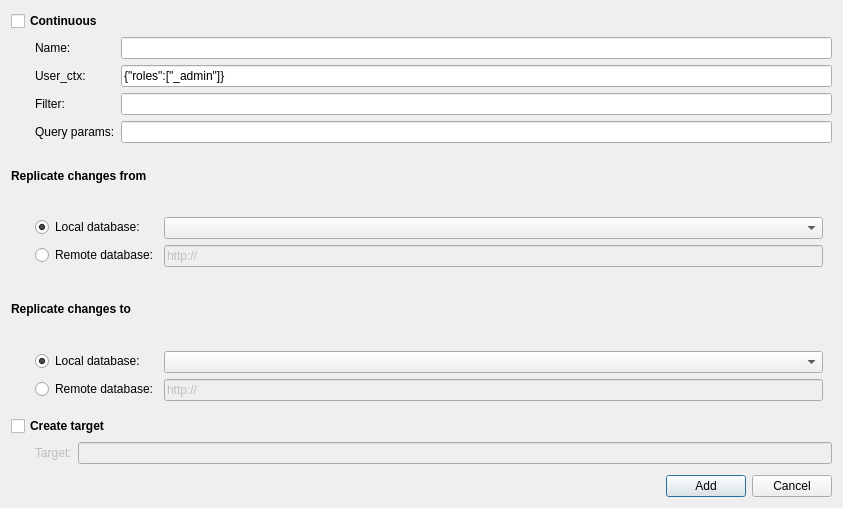
First picture: the form in couchman/forms/ReplicationWindow.ui, repository kolyanu4/couchman, before the edit.
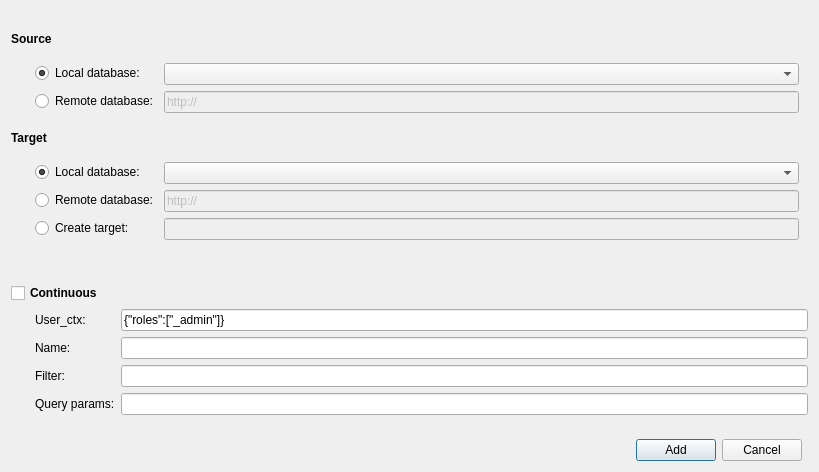
Second picture: the form after the edit.

Commit message: issue #53. Fixed window view. Remove autoselect for db in create window.

Patch:
```diff
--- a/couchman/forms/ReplicationWindow.ui
+++ b/couchman/forms/ReplicationWindow.ui
@@ -6,14 +6,20 @@
    <rect>
     <x>0</x>
     <y>0</y>
-    <width>843</width>
-    <height>508</height>
+    <width>819</width>
+    <height>472</height>
    </rect>
   </property>
+  <property name="sizePolicy">
+   <sizepolicy hsizetype="Maximum" vsizetype="Maximum">
+    <horstretch>0</horstretch>
+    <verstretch>0</verstretch>
+   </sizepolicy>
+  </property>
   <property name="windowTitle">
    <string>Create replication</string>
   </property>
-  <layout class="QGridLayout" name="gridLayout" columnstretch="5,0,0,0">
+  <layout class="QGridLayout" name="gridLayout" rowstretch="1,1,1,1,1,1,1,1,1,5" columnstretch="5,0,0,0">
    <item row="1" column="0" colspan="2">
     <widget class="QLabel" name="label">
      <property name="font">
@@ -23,7 +29,7 @@
       </font>
      </property>
      <property name="text">
-      <string>Replicate changes from</string>
+      <string>Source</string>
      </property>
     </widget>
    </item>
@@ -32,6 +38,18 @@
      <layout class="QVBoxLayout" name="verticalLayout">
       <item>
        <layout class="QFormLayout" name="formLayout">
+        <property name="sizeConstraint">
+         <enum>QLayout::SetMaximumSize</enum>
+        </property>
+        <property name="fieldGrowthPolicy">
+         <enum>QFormLayout::AllNonFixedFieldsGrow</enum>
+        </property>
+        <property name="labelAlignment">
+         <set>Qt::AlignLeading|Qt::AlignLeft|Qt::AlignVCenter</set>
+        </property>
+        <property name="formAlignment">
+         <set>Qt::AlignLeading|Qt::AlignLeft|Qt::AlignTop</set>
+        </property>
         <property name="leftMargin">
          <number>15</number>
         </property>
@@ -79,37 +97,41 @@
       </font>
      </property>
      <property name="text">
-      <string>Replicate changes to</string>
-     </property>
-    </widget>
-   </item>
-   <item row="10" column="3">
-    <widget class="QPushButton" name="btn_cancel">
-     <property name="text">
-      <string>Cancel</string>
-     </property>
-    </widget>
-   </item>
-   <item row="10" column="2">
-    <widget class="QPushButton" name="btn_save">
-     <property name="text">
-      <string>Add</string>
-     </property>
-     <property name="default">
-      <bool>true</bool>
+      <string>Target</string>
      </property>
     </widget>
    </item>
    <item row="4" column="0" colspan="4">
     <widget class="QWidget" name="verticalWidget_2" native="true">
      <layout class="QVBoxLayout" name="verticalLayout_2">
+      <property name="bottomMargin">
+       <number>0</number>
+      </property>
       <item>
        <layout class="QFormLayout" name="formLayout_2">
+        <property name="fieldGrowthPolicy">
+         <enum>QFormLayout::AllNonFixedFieldsGrow</enum>
+        </property>
+        <property name="labelAlignment">
+         <set>Qt::AlignLeading|Qt::AlignLeft|Qt::AlignVCenter</set>
+        </property>
+        <property name="formAlignment">
+         <set>Qt::AlignLeading|Qt::AlignLeft|Qt::AlignTop</set>
+        </property>
         <property name="leftMargin">
          <number>15</number>
         </property>
         <item row="0" column="0">
          <widget class="QRadioButton" name="rdb_localtarget">
+          <property name="sizePolicy">
+           <sizepolicy hsizetype="Maximum" vsizetype="Maximum">
+            <horstretch>0</horstretch>
+            <verstretch>0</verstretch>
+           </sizepolicy>
+          </property>
+          <property name="layoutDirection">
+           <enum>Qt::LeftToRight</enum>
+          </property>
           <property name="text">
            <string>Local database:</string>
           </property>
@@ -126,7 +148,11 @@
          </widget>
         </item>
         <item row="0" column="1">
-         <widget class="QComboBox" name="cmb_localtarget"/>
+         <widget class="QComboBox" name="cmb_localtarget">
+          <property name="currentIndex">
+           <number>-1</number>
+          </property>
+         </widget>
         </item>
         <item row="1" column="1">
          <widget class="QLineEdit" name="txt_remotetarget">
@@ -138,62 +164,26 @@
           </property>
          </widget>
         </item>
+        <item row="2" column="0">
+         <widget class="QRadioButton" name="cbx_create_target">
+          <property name="text">
+           <string>Create target:</string>
+          </property>
+         </widget>
+        </item>
+        <item row="2" column="1">
+         <widget class="QLineEdit" name="txt_createtarget">
+          <property name="enabled">
+           <bool>false</bool>
+          </property>
+         </widget>
+        </item>
        </layout>
       </item>
      </layout>
     </widget>
    </item>
-   <item row="9" column="0" colspan="4">
-    <layout class="QVBoxLayout" name="verticalLayout_8">
-     <property name="leftMargin">
-      <number>0</number>
-     </property>
-     <item>
-      <widget class="QCheckBox" name="cbx_create_target">
-       <property name="enabled">
-        <bool>true</bool>
-       </property>
-       <property name="font">
-        <font>
-         <weight>75</weight>
-         <bold>true</bold>
-        </font>
-       </property>
-       <property name="text">
-        <string>Create target</string>
-       </property>
-      </widget>
-     </item>
-     <item>
-      <layout class="QFormLayout" name="formLayout_5">
-       <property name="leftMargin">
-        <number>24</number>
-       </property>
-       <item row="0" column="0">
-        <widget class="QLabel" name="label_5">
-         <property name="enabled">
-          <bool>false</bool>
-         </property>
-         <property name="layoutDirection">
-          <enum>Qt::RightToLeft</enum>
-         </property>
-         <property name="text">
-          <string>Target:</string>
-         </property>
-        </widget>
-       </item>
-       <item row="0" column="1">
-        <widget class="QLineEdit" name="txt_createtarget">
-         <property name="enabled">
-          <bool>false</bool>
-         </property>
-        </widget>
-       </item>
-      </layout>
-     </item>
-    </layout>
-   </item>
-   <item row="0" column="0" colspan="4">
+   <item row="7" column="0" colspan="4">
     <layout class="QGridLayout" name="gridLayout_2" columnstretch="4,0">
      <property name="leftMargin">
       <number>0</number>
@@ -203,31 +193,23 @@
        <property name="fieldGrowthPolicy">
         <enum>QFormLayout::AllNonFixedFieldsGrow</enum>
        </property>
+       <property name="labelAlignment">
+        <set>Qt::AlignLeading|Qt::AlignLeft|Qt::AlignVCenter</set>
+       </property>
+       <property name="formAlignment">
+        <set>Qt::AlignLeading|Qt::AlignLeft|Qt::AlignTop</set>
+       </property>
        <property name="leftMargin">
         <number>24</number>
        </property>
        <item row="1" column="0">
-        <widget class="QLabel" name="label_3">
-         <property name="text">
-          <string>Name:</string>
-         </property>
-        </widget>
-       </item>
-       <item row="1" column="1">
-        <widget class="QLineEdit" name="txt_name">
-         <property name="enabled">
-          <bool>true</bool>
-         </property>
-        </widget>
-       </item>
-       <item row="2" column="0">
         <widget class="QLabel" name="label_4">
          <property name="text">
           <string>User_ctx:</string>
          </property>
         </widget>
        </item>
-       <item row="2" column="1">
+       <item row="1" column="1">
         <widget class="QLineEdit" name="txt_userctx">
          <property name="enabled">
           <bool>true</bool>
@@ -237,6 +219,20 @@
          </property>
         </widget>
        </item>
+       <item row="2" column="0">
+        <widget class="QLabel" name="label_3">
+         <property name="text">
+          <string>Name:</string>
+         </property>
+        </widget>
+       </item>
+       <item row="2" column="1">
+        <widget class="QLineEdit" name="txt_name">
+         <property name="enabled">
+          <bool>true</bool>
+         </property>
+        </widget>
+       </item>
        <item row="3" column="0">
         <widget class="QLabel" name="label_6">
          <property name="text">
@@ -247,14 +243,14 @@
        <item row="3" column="1">
         <widget class="QLineEdit" name="txt_filter"/>
        </item>
-       <item row="4" column="0">
+       <item row="5" column="0">
         <widget class="QLabel" name="label_7">
          <property name="text">
           <string>Query params:</string>
          </property>
         </widget>
        </item>
-       <item row="4" column="1">
+       <item row="5" column="1">
         <widget class="QLineEdit" name="txt_query"/>
        </item>
       </layout>
@@ -274,6 +270,23 @@
      </item>
     </layout>
    </item>
+   <item row="9" column="1">
+    <widget class="QPushButton" name="btn_save">
+     <property name="text">
+      <string>Add</string>
+     </property>
+     <property name="default">
+      <bool>true</bool>
+     </property>
+    </widget>
+   </item>
+   <item row="9" column="2">
+    <widget class="QPushButton" name="btn_cancel">
+     <property name="text">
+      <string>Cancel</string>
+     </property>
+    </widget>
+   </item>
   </layout>
  </widget>
  <resources/>
```
Left out of the diff: 40 changed lines with no effect on the pictures. The commit also changes 3 other files.
